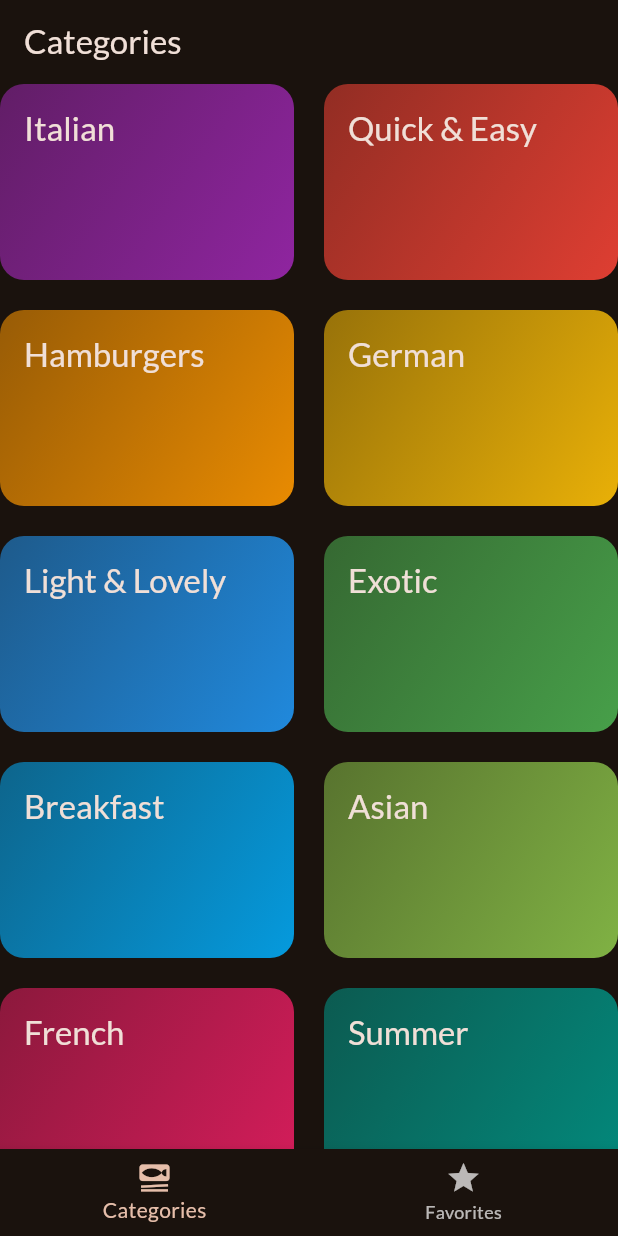
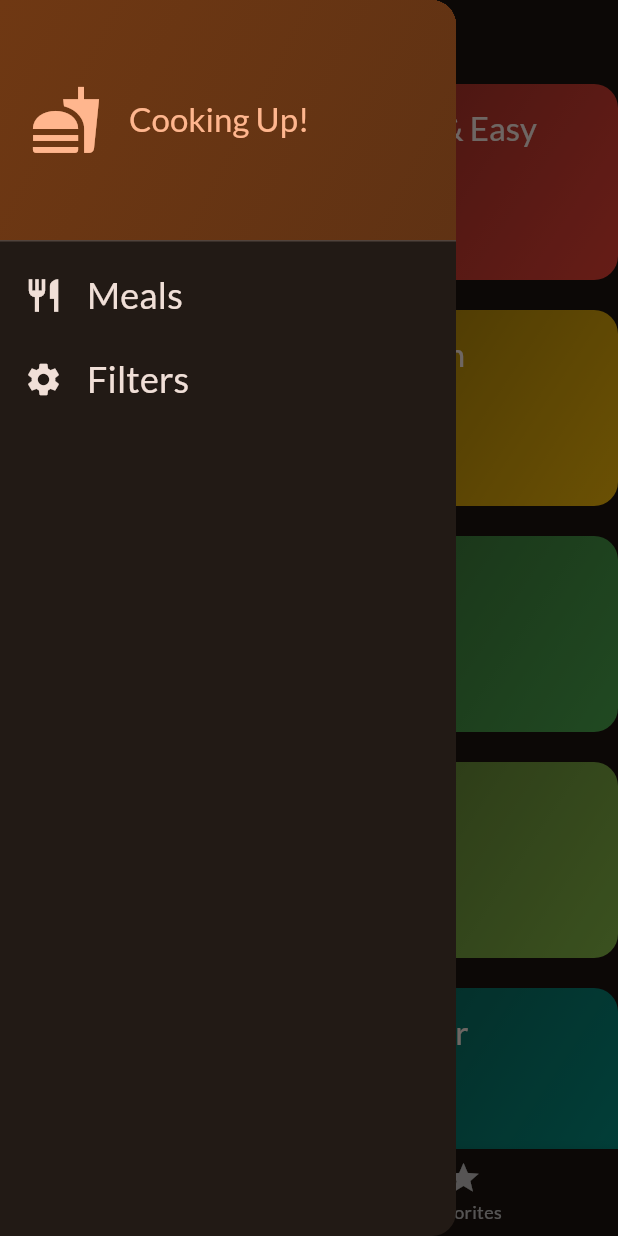
Before and after one commit to shehharyar/Flutter, a Flutter app: the screen it shows after launch, with the side drawer open (before the commit the screen has no drawer), on a phone screen of 412 x 824 dp. Run offline on Flutter 3.47's test engine with Material 2 defaults, Android fonts, the phone set to English and light mode, and no system bars; our stand-ins replace google_fonts, transparent_image; missing offline and left inert: dart:ffi.

Commit message:
Added side drawer and favorite meals logic

```diff
--- a/projects/meals_app_updated/lib/screens/categories.dart
+++ b/projects/meals_app_updated/lib/screens/categories.dart
@@ -3,16 +3,20 @@ import 'package:meals_app_updated/data/dummy_data.dart';
 import 'package:meals_app_updated/screens/meals.dart';
 import 'package:meals_app_updated/widgets/category_grid_item.dart';
 import 'package:meals_app_updated/models/category.dart';
+import 'package:meals_app_updated/models/meal.dart';
 
 class CategoriesScreen extends StatelessWidget {
-  const CategoriesScreen({super.key});
+  const CategoriesScreen({super.key, required this.onToggleFavorite});
+  final void Function(Meal meal) onToggleFavorite;
+
 
   void _selectCategory(BuildContext context, Category category){
 final filteredCMeals= dummyMeals.where((meal) => meal.categories.contains(category.id)).toList();
     Navigator.of(context).push(MaterialPageRoute(
       builder: (ctx) => MealsScreen(
         title: category.title,
-      meals: filteredCMeals)));
+      meals: filteredCMeals,
+      onToggleFavorite: onToggleFavorite,)));
   }
 
 
--- a/projects/meals_app_updated/lib/screens/meals.dart
+++ b/projects/meals_app_updated/lib/screens/meals.dart
@@ -7,16 +7,18 @@ class MealsScreen extends StatelessWidget {
     super.key,
      this.title,
     required this.meals,
+    required this.onToggleFavorite
   });
 
   final String? title;
   final List<Meal> meals;
-
+  final void Function(Meal meal) onToggleFavorite;
   void selectMeal(BuildContext context, Meal meal) {
     Navigator.of(context).push(
       MaterialPageRoute(
         builder: (ctx) => MealDetailsScreen(
           meal: meal,
+          onToggleFavorite: onToggleFavorite,
         ),
       ),
     );
--- a/projects/meals_app_updated/lib/screens/tabs.dart
+++ b/projects/meals_app_updated/lib/screens/tabs.dart
@@ -1,6 +1,8 @@
 import 'package:flutter/material.dart';
+import 'package:meals_app_updated/models/meal.dart';
 import 'package:meals_app_updated/screens/categories.dart';
 import 'package:meals_app_updated/screens/meals.dart';
+import 'package:meals_app_updated/widgets/main_drawer.dart';
 
 class TabsScreen extends StatefulWidget{
   const TabsScreen({super.key});
@@ -14,24 +16,50 @@ class TabsScreen extends StatefulWidget{
 
 class _TabsScreenState extends State<TabsScreen>{
   int _selectedPageIndex =0;
+  final  List<Meal> _favoriteMeals =[];
+
+  void _showInfoMessage(String message){
+    ScaffoldMessenger.of(context).clearSnackBars();
+    ScaffoldMessenger.of(context).showSnackBar(SnackBar(content: Text(message)));
+  }
+
+void _toggleMealFavoriteStatus(Meal meal){
+  final isExisting= _favoriteMeals.contains(meal);
+  if(isExisting) {
+    setState(() {
+    _favoriteMeals.remove(meal);
+    });
+    _showInfoMessage("Meal is no longer a favorite.");
+  } else{
+    setState(() {
+    _favoriteMeals.add(meal);
+    });
+    _showInfoMessage("Marked as a favorite.");
+
+  }
+}
 
 void _selectPage(int index){
   setState(() {
+
     _selectedPageIndex= index;
   });
 }
 
   @override
   Widget build(BuildContext context) {
-    Widget _activePage = const CategoriesScreen();
+    Widget _activePage = CategoriesScreen(onToggleFavorite: _toggleMealFavoriteStatus,);
     var activePageTitle = "Categories";
     if(_selectedPageIndex == 1){
-      _activePage= const MealsScreen(meals: []);
+      _activePage=  MealsScreen(
+        meals: _favoriteMeals,
+        onToggleFavorite: _toggleMealFavoriteStatus,);
       activePageTitle= 'Your Favorites';
     }
 
     return Scaffold(
       appBar: AppBar(title: Text(activePageTitle),),
+      drawer: const MainDrawer(),
       body: _activePage,
       bottomNavigationBar:  BottomNavigationBar(
         onTap: _selectPage,
--- /dev/null
+++ b/projects/meals_app_updated/lib/widgets/main_drawer.dart
@@ -0,0 +1,75 @@
+import 'package:flutter/material.dart';
+
+class MainDrawer extends StatelessWidget {
+  const MainDrawer({super.key});
+
+  @override
+  Widget build(BuildContext context) {
+    return Drawer(
+       child: Column(
+        children: [
+          DrawerHeader(
+            padding: const EdgeInsets.all(20),
+            decoration: BoxDecoration(
+              gradient: LinearGradient(
+                colors: [
+                  Theme.of(context).colorScheme.primaryContainer,
+                  Theme.of(context).colorScheme.primaryContainer.withOpacity(0.8),
+              ],
+              begin: Alignment.topLeft,
+              end: Alignment.bottomRight
+              )
+            ),
+            child: Row(
+              children: [
+                Icon(
+                  Icons.fastfood,
+                  size: 48,
+                  color: Theme.of(context).colorScheme.primary,
+                ),
+                const SizedBox(width: 18,),
+                Text(
+                  "Cooking Up!",
+                  style: Theme.of(context).textTheme.titleLarge!.copyWith(
+                    color: Theme.of(context).colorScheme.primary
+                  ),
+
+                ),
+
+              ],
+            ) ),
+             ListTile(
+              leading: Icon(
+              Icons.restaurant,
+              size: 26,
+              color: Theme.of(context).colorScheme.onBackground
+              ),
+              title: Text(
+                "Meals",
+                style: Theme.of(context).textTheme.titleSmall!.copyWith(
+                  color: Theme.of(context).colorScheme.onBackground,
+                  fontSize: 24,
+                ),
+              ),
+              onTap: () {},
+            ),
+             ListTile(
+              leading: Icon(
+              Icons.settings,
+              size: 26,
+              color: Theme.of(context).colorScheme.onBackground
+              ),
+              title: Text(
+                "Filters",
+                style: Theme.of(context).textTheme.titleSmall!.copyWith(
+                  color: Theme.of(context).colorScheme.onBackground,
+                  fontSize: 24,
+                ),
+
+              ),
+              onTap: (){},
+            ),
+        ]),
+    );
+  }
+}
--- a/projects/meals_app_updated/lib/widgets/meal_item_trait.dart
+++ b/projects/meals_app_updated/lib/widgets/meal_item_trait.dart
@@ -12,7 +12,7 @@ class MealItemTrait extends StatelessWidget {
       children: [
         Icon(
           icon,
-          size: 12,
+          size: 17,
           color: Colors.white,
          ),
          const SizedBox(width: 6),
```
Also changed, not shown: projects/meals_app_updated/lib/screens/meal-detail.dart (+7 -3 lines).
